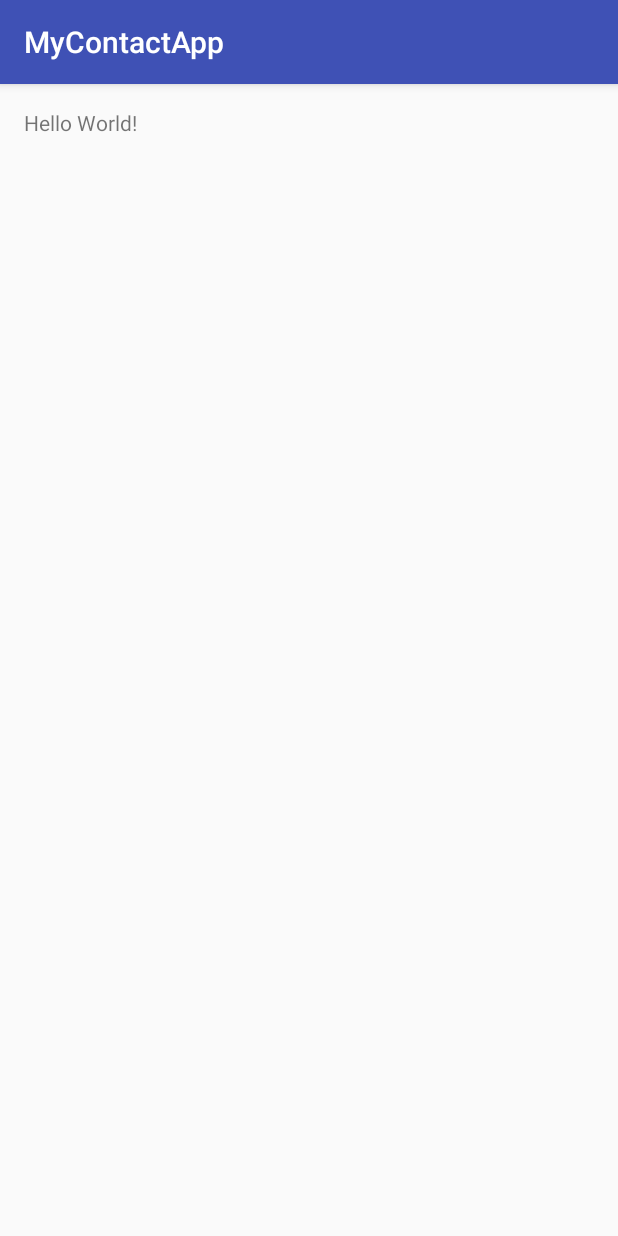
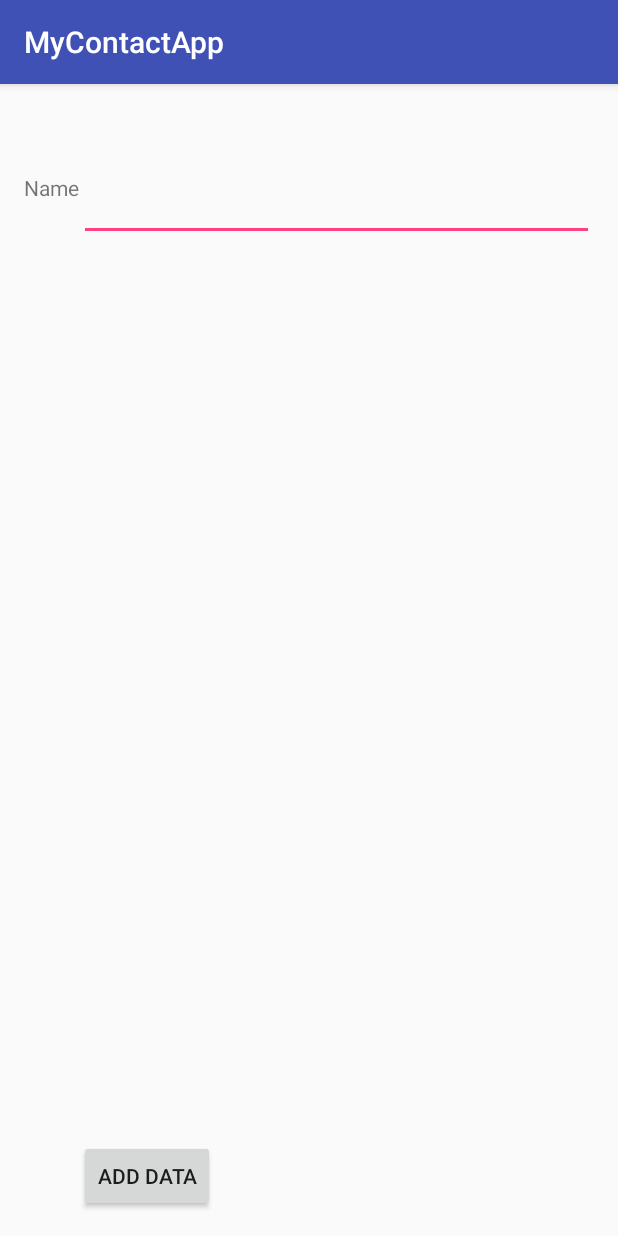
Before and after one commit to ZTZhu/MyContactApp, an Android app: the screen it shows after launch (MainActivity), on a phone screen of 412 x 824 dp. Run offline under Robolectric (Android 15) with nearby library versions, the phone set to English and light mode, and no system bars.

Commit message:
Created add data button and DatabaseHelper

```diff
--- /dev/null
+++ b/MyContactApp/app/src/main/java/com/example/zhuz5918/mycontactapp/DatabaseHelper.java
@@ -0,0 +1,41 @@
+package com.example.zhuz5918.mycontactapp;
+import android.content.ContentValues;
+import android.content.Context;
+import android.database.sqlite.SQLiteDatabase;
+import android.database.sqlite.SQLiteOpenHelper;
+/**
+ * Created by zhuz5918 on 5/15/2017.
+ */
+    public class DatabaseHelper extends SQLiteOpenHelper{
+        public static final String DATABASE_NAME = "Contact.db";
+        public static final String TABLE_NAME = "contact_table";
+        public static final String COL_1 = "ID";
+        public static final String COL_2 = "NAME";
+
+    public DatabaseHelper(Context context)
+    {
+        super(context, DATABASE_NAME, null, 1);
+    }
+
+    public void onCreate(SQLiteDatabase db)
+    {
+        db.execSQL("CREATE TABLE " + TABLE_NAME +  " (ID INTEGER PRIMARY KEY AUTOINCREMENT, NAME TEXT)");
+    }
+
+    public void onUpgrade(SQLiteDatabase db, int oldVersion, int newVersion)
+    {
+        db.execSQL("DROP TABLE IF EXISTS " + TABLE_NAME);
+        onCreate(db);
+    }
+
+    public boolean insertData(String name)
+    {
+        SQLiteDatabase db = this.getWritableDatabase();
+        ContentValues contentValues = new ContentValues();
+        contentValues.put(COL_2, name);
+        long result = db.insert(TABLE_NAME, null, contentValues);
+        if(result == -1)return false;
+        else return true;
+
+    }
+}
--- a/MyContactApp/app/src/main/java/com/example/zhuz5918/mycontactapp/MainActivity.java
+++ b/MyContactApp/app/src/main/java/com/example/zhuz5918/mycontactapp/MainActivity.java
@@ -2,12 +2,36 @@ package com.example.zhuz5918.mycontactapp;
 
 import android.support.v7.app.AppCompatActivity;
 import android.os.Bundle;
+import android.util.Log;
+import android.view.View;
+import android.widget.Button;
+import android.widget.EditText;
 
 public class MainActivity extends AppCompatActivity {
+    DatabaseHelper myDb;
+    EditText editName;
+    Button btnAddData;
+
 
     @Override
     protected void onCreate(Bundle savedInstanceState) {
         super.onCreate(savedInstanceState);
         setContentView(R.layout.activity_main);
+
+        myDb = new DatabaseHelper(this);
     }
+
+    public void addData(View v){
+        boolean isInserted = myDb.insertData(editName.getText().toString());
+
+        if(isInserted){
+            Log.d("MyContact", "Data insertion successful");
+            //Create toast message to user indicating data inserted correctly
+        }
+        else{
+            Log.d("MyContact", "Data insertion NOT successful");
+            //Create toast message to user indicating data inserted correctly
+        }
+    }
+
 }
--- a/MyContactApp/app/src/main/res/layout/activity_main.xml
+++ b/MyContactApp/app/src/main/res/layout/activity_main.xml
@@ -12,5 +12,30 @@
     <TextView
         android:layout_width="wrap_content"
         android:layout_height="wrap_content"
-        android:text="Hello World!" />
+        android:text="Name"
+        android:id="@+id/textView"
+        android:layout_marginTop="43dp"
+        android:layout_alignParentTop="true"
+        android:layout_alignParentLeft="true"
+        android:layout_alignParentStart="true" />
+
+    <EditText
+        android:layout_width="wrap_content"
+        android:layout_height="wrap_content"
+        android:id="@+id/editText_name"
+        android:layout_alignTop="@+id/textView"
+        android:layout_alignParentRight="true"
+        android:layout_alignParentEnd="true"
+        android:layout_toRightOf="@+id/textView"
+        android:layout_toEndOf="@+id/textView" />
+
+    <Button
+        android:layout_width="wrap_content"
+        android:layout_height="wrap_content"
+        android:text="Add Data"
+        android:id="@+id/button_add"
+        android:layout_alignParentBottom="true"
+        android:layout_alignLeft="@+id/editText_name"
+        android:layout_alignStart="@+id/editText_name"
+        android:onClick="addData" />
 </RelativeLayout>
```
